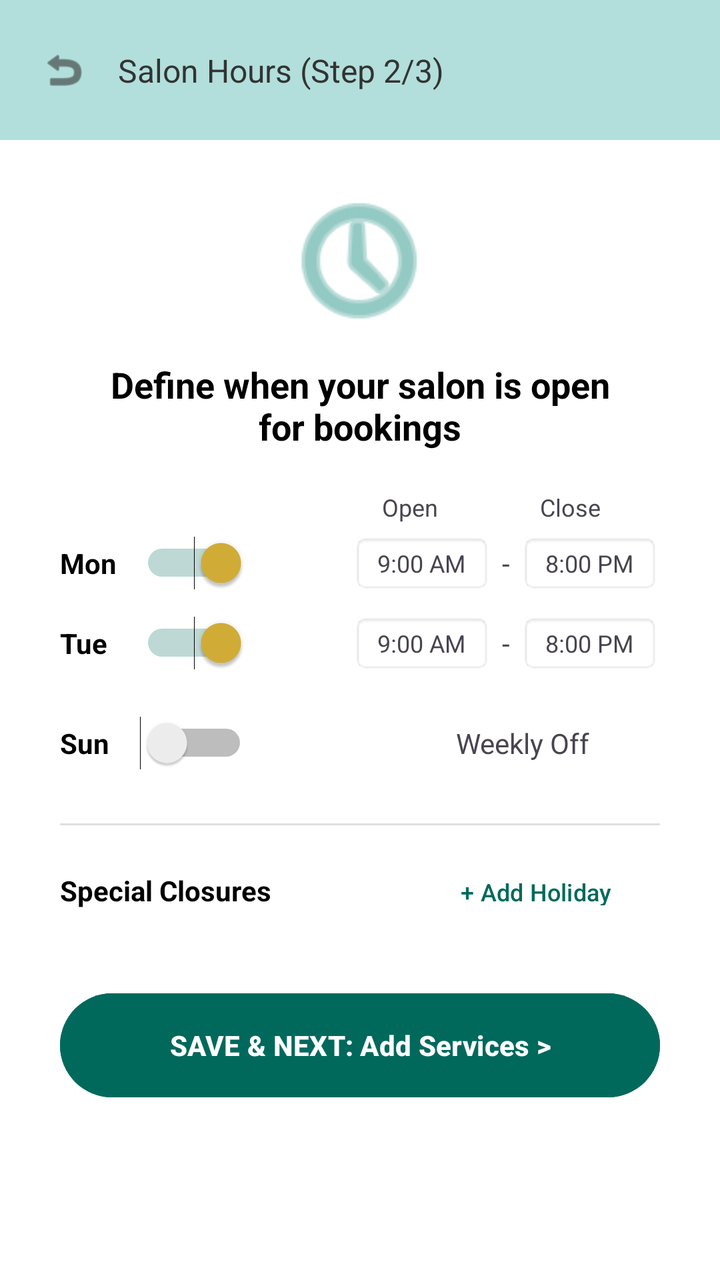
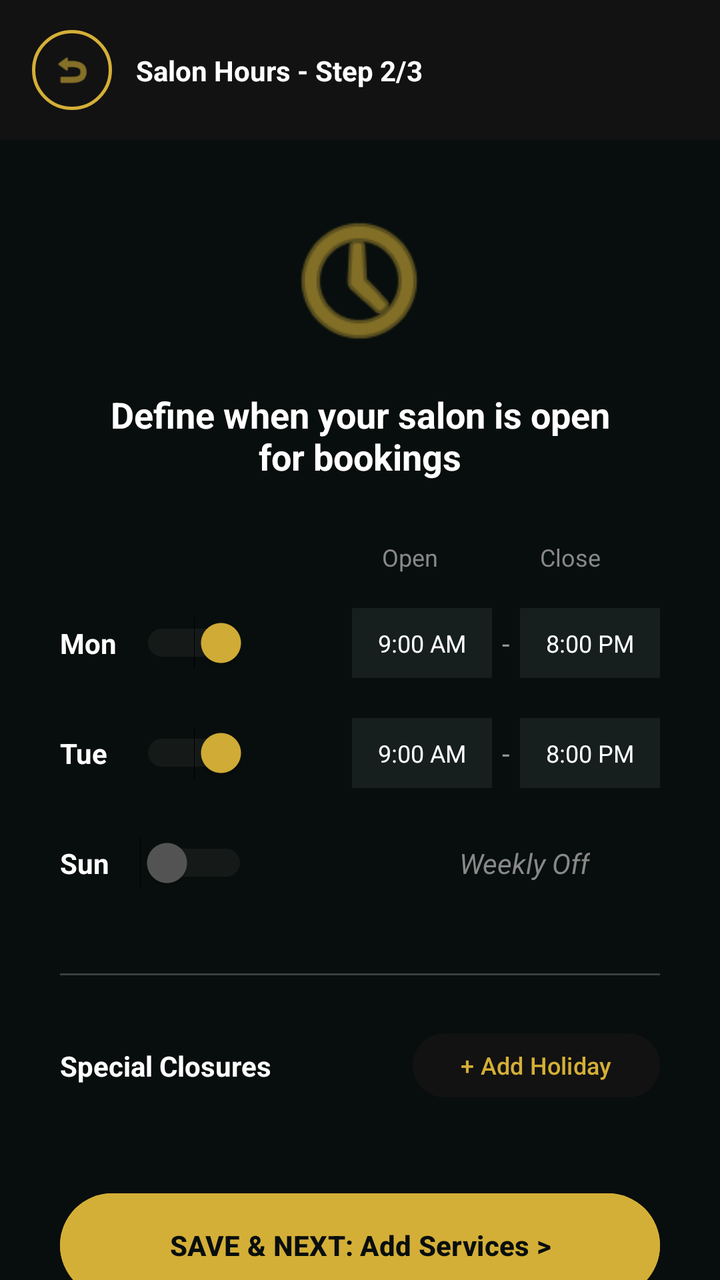

An Android layout rendered at two revisions. The XML below is the earlier revision; the diff shows what the commit changed to produce the second picture.
<!-- AndroidManifest.xml: application theme Theme.Trimly -->
<!-- res/layout/fragment_admin_hours.xml -->
<androidx.constraintlayout.widget.ConstraintLayout
    xmlns:android="http://schemas.android.com/apk/res/android"
    xmlns:app="http://schemas.android.com/apk/res-auto"
    android:layout_width="match_parent"
    android:layout_height="match_parent"
    android:background="#ffffff">

    <View
        android:id="@+id/top_bg"
        android:layout_width="match_parent"
        android:layout_height="70dp"
        android:background="#b2dfdb"
        app:layout_constraintTop_toTopOf="parent"/>

    <ImageView
        android:id="@+id/back_btn"
        android:layout_width="24dp"
        android:layout_height="24dp"
        android:layout_marginStart="20dp"
        android:src="@android:drawable/ic_menu_revert"
        app:tint="#333333"
        app:layout_constraintStart_toStartOf="parent"
        app:layout_constraintTop_toTopOf="@id/top_bg"
        app:layout_constraintBottom_toBottomOf="@id/top_bg"/>

    <TextView
        android:layout_width="wrap_content"
        android:layout_height="wrap_content"
        android:text="Salon Hours (Step 2/3)"
        android:textSize="16sp"
        android:textColor="#333333"
        android:layout_marginStart="15dp"
        app:layout_constraintStart_toEndOf="@id/back_btn"
        app:layout_constraintTop_toTopOf="@id/back_btn"
        app:layout_constraintBottom_toBottomOf="@id/back_btn"/>

    <ScrollView
        android:layout_width="match_parent"
        android:layout_height="0dp"
        app:layout_constraintTop_toBottomOf="@id/top_bg"
        app:layout_constraintBottom_toBottomOf="parent">

        <androidx.constraintlayout.widget.ConstraintLayout
            android:layout_width="match_parent"
            android:layout_height="wrap_content"
            android:paddingBottom="40dp">

            <ImageView
                android:id="@+id/clock_icon"
                android:layout_width="80dp"
                android:layout_height="80dp"
                android:layout_marginTop="20dp"
                android:src="@android:drawable/ic_menu_recent_history"
                app:tint="#4ca69c"
                app:layout_constraintTop_toTopOf="parent"
                app:layout_constraintStart_toStartOf="parent"
                app:layout_constraintEnd_toEndOf="parent"/>

            <TextView
                android:id="@+id/page_title"
                android:layout_width="250dp"
                android:layout_height="wrap_content"
                android:text="Define when your salon is open for bookings"
                android:textSize="18sp"
                android:textStyle="bold"
                android:textColor="#000000"
                android:textAlignment="center"
                android:layout_marginTop="10dp"
                app:layout_constraintTop_toBottomOf="@id/clock_icon"
                app:layout_constraintStart_toStartOf="parent"
                app:layout_constraintEnd_toEndOf="parent"/>

            <LinearLayout
                android:id="@+id/schedule_list"
                android:layout_width="match_parent"
                android:layout_height="wrap_content"
                android:orientation="vertical"
                android:layout_marginHorizontal="30dp"
                android:layout_marginTop="20dp"
                app:layout_constraintTop_toBottomOf="@id/page_title">

                <LinearLayout
                    android:layout_width="match_parent"
                    android:layout_height="wrap_content"
                    android:orientation="horizontal"
                    android:gravity="end"
                    android:paddingEnd="10dp">
                    <TextView android:layout_width="70dp" android:layout_height="wrap_content" android:text="Open" android:textSize="12sp" android:textAlignment="center"/>
                    <TextView android:layout_width="70dp" android:layout_height="wrap_content" android:text="Close" android:textSize="12sp" android:textAlignment="center" android:layout_marginStart="10dp"/>
                </LinearLayout>

                <LinearLayout android:layout_width="match_parent" android:layout_height="40dp" android:gravity="center_vertical">
                    <TextView android:layout_width="40dp" android:layout_height="wrap_content" android:text="Mon" android:textStyle="bold" android:textColor="#000"/>
                    <Switch android:layout_width="wrap_content" android:layout_height="wrap_content" android:checked="true" android:thumbTint="#d4af37" android:trackTint="#00695c"/>
                    <Space android:layout_width="0dp" android:layout_height="wrap_content" android:layout_weight="1"/>
                    <TextView android:layout_width="70dp" android:layout_height="30dp" android:background="@android:drawable/editbox_background_normal" android:text="9:00 AM" android:gravity="center" android:textSize="12sp"/>
                    <TextView android:layout_width="wrap_content" android:layout_height="wrap_content" android:text="-" android:layout_marginHorizontal="5dp"/>
                    <TextView android:layout_width="70dp" android:layout_height="30dp" android:background="@android:drawable/editbox_background_normal" android:text="8:00 PM" android:gravity="center" android:textSize="12sp"/>
                </LinearLayout>

                <LinearLayout android:layout_width="match_parent" android:layout_height="40dp" android:gravity="center_vertical">
                    <TextView android:layout_width="40dp" android:layout_height="wrap_content" android:text="Tue" android:textStyle="bold" android:textColor="#000"/>
                    <Switch android:layout_width="wrap_content" android:layout_height="wrap_content" android:checked="true" android:thumbTint="#d4af37" android:trackTint="#00695c"/>
                    <Space android:layout_width="0dp" android:layout_height="wrap_content" android:layout_weight="1"/>
                    <TextView android:layout_width="70dp" android:layout_height="30dp" android:background="@android:drawable/editbox_background_normal" android:text="9:00 AM" android:gravity="center" android:textSize="12sp"/>
                    <TextView android:layout_width="wrap_content" android:layout_height="wrap_content" android:text="-" android:layout_marginHorizontal="5dp"/>
                    <TextView android:layout_width="70dp" android:layout_height="30dp" android:background="@android:drawable/editbox_background_normal" android:text="8:00 PM" android:gravity="center" android:textSize="12sp"/>
                </LinearLayout>

                <LinearLayout android:layout_width="match_parent" android:layout_height="40dp" android:gravity="center_vertical" android:layout_marginTop="10dp">
                    <TextView android:layout_width="40dp" android:layout_height="wrap_content" android:text="Sun" android:textStyle="bold" android:textColor="#000"/>
                    <Switch android:layout_width="wrap_content" android:layout_height="wrap_content" android:checked="false"/>
                    <Space android:layout_width="0dp" android:layout_height="wrap_content" android:layout_weight="1"/>
                    <TextView android:layout_width="wrap_content" android:layout_height="wrap_content" android:text="Weekly Off" android:layout_marginEnd="35dp"/>
                </LinearLayout>

            </LinearLayout>

            <View android:id="@+id/divider" android:layout_width="match_parent" android:layout_height="1dp" android:background="#e0e0e0" android:layout_marginHorizontal="30dp" android:layout_marginTop="20dp" app:layout_constraintTop_toBottomOf="@id/schedule_list"/>

            <TextView
                android:id="@+id/holiday_label"
                android:layout_width="wrap_content"
                android:layout_height="wrap_content"
                android:text="Special Closures"
                android:textStyle="bold"
                android:textColor="#000"
                android:layout_marginStart="30dp"
                app:layout_constraintTop_toTopOf="@id/btn_holiday"
                app:layout_constraintBottom_toBottomOf="@id/btn_holiday"
                app:layout_constraintStart_toStartOf="parent"/>

            <Button
                android:id="@+id/btn_holiday"
                android:layout_width="wrap_content"
                android:layout_height="35dp"
                android:text="+ Add Holiday"
                android:textSize="12sp"
                android:backgroundTint="#ffffff"
                android:textColor="#00695c"
                android:layout_marginTop="15dp"
                android:layout_marginEnd="30dp"
                app:layout_constraintTop_toBottomOf="@id/divider"
                app:layout_constraintEnd_toEndOf="parent"/>

            <Button
                android:id="@+id/btn_next_admin_step3"
                android:layout_width="match_parent"
                android:layout_height="60dp"
                android:layout_marginHorizontal="30dp"
                android:layout_marginTop="30dp"
                android:text="SAVE &amp; NEXT: Add Services >"
                android:backgroundTint="#00695c"
                android:textColor="#ffffff"
                android:textStyle="bold"
                app:layout_constraintTop_toBottomOf="@id/btn_holiday"/>

        </androidx.constraintlayout.widget.ConstraintLayout>
    </ScrollView>

</androidx.constraintlayout.widget.ConstraintLayout>
<!-- resources referenced by this layout -->
<resources>
  <style name="Theme.Trimly" parent="Base.Theme.Trimly" />
  <style name="Base.Theme.Trimly" parent="Theme.Material3.DayNight.NoActionBar">
          
          
      </style>
</resources>

<!-- the commit's change to res/layout/fragment_admin_hours.xml (unified diff, before → after) -->
@@ -3,22 +3,22 @@
     xmlns:app="http://schemas.android.com/apk/res-auto"
     android:layout_width="match_parent"
     android:layout_height="match_parent"
-    android:background="#ffffff">
-
-    <View
-        android:id="@+id/top_bg"
-        android:layout_width="match_parent"
-        android:layout_height="70dp"
-        android:background="#b2dfdb"
-        app:layout_constraintTop_toTopOf="parent"/>
+    android:background="#080E0D"> <View
+    android:id="@+id/top_bg"
+    android:layout_width="match_parent"
+    android:layout_height="70dp"
+    android:background="#121212"
+    app:layout_constraintTop_toTopOf="parent"/>
 
     <ImageView
         android:id="@+id/back_btn"
-        android:layout_width="24dp"
-        android:layout_height="24dp"
-        android:layout_marginStart="20dp"
+        android:layout_width="40dp"
+        android:layout_height="40dp"
+        android:layout_marginStart="16dp"
+        android:background="@drawable/ic_circle_gold_border"
+        android:padding="10dp"
         android:src="@android:drawable/ic_menu_revert"
-        app:tint="#333333"
+        app:tint="#D4AF37"
         app:layout_constraintStart_toStartOf="parent"
         app:layout_constraintTop_toTopOf="@id/top_bg"
         app:layout_constraintBottom_toBottomOf="@id/top_bg"/>
@@ -26,10 +26,11 @@
     <TextView
         android:layout_width="wrap_content"
         android:layout_height="wrap_content"
-        android:text="Salon Hours (Step 2/3)"
-        android:textSize="16sp"
-        android:textColor="#333333"
-        android:layout_marginStart="15dp"
+        android:text="Salon Hours - Step 2/3"
+        android:textSize="14sp"
+        android:textColor="#FFFFFF"
+        android:textStyle="bold"
+        android:layout_marginStart="12dp"
         app:layout_constraintStart_toEndOf="@id/back_btn"
         app:layout_constraintTop_toTopOf="@id/back_btn"
         app:layout_constraintBottom_toBottomOf="@id/back_btn"/>
@@ -38,7 +39,9 @@
         android:layout_width="match_parent"
         android:layout_height="0dp"
         app:layout_constraintTop_toBottomOf="@id/top_bg"
-        app:layout_constraintBottom_toBottomOf="parent">
+        app:layout_constraintBottom_toBottomOf="parent"
+        android:scrollbars="none"
+        android:fillViewport="true">
 
         <androidx.constraintlayout.widget.ConstraintLayout
             android:layout_width="match_parent"
@@ -49,9 +52,9 @@
                 android:id="@+id/clock_icon"
                 android:layout_width="80dp"
                 android:layout_height="80dp"
-                android:layout_marginTop="20dp"
+                android:layout_marginTop="30dp"
                 android:src="@android:drawable/ic_menu_recent_history"
-                app:tint="#4ca69c"
+                app:tint="#D4AF37"
                 app:layout_constraintTop_toTopOf="parent"
                 app:layout_constraintStart_toStartOf="parent"
                 app:layout_constraintEnd_toEndOf="parent"/>
@@ -63,9 +66,9 @@
                 android:text="Define when your salon is open for bookings"
                 android:textSize="18sp"
                 android:textStyle="bold"
-                android:textColor="#000000"
+                android:textColor="#FFFFFF"
                 android:textAlignment="center"
-                android:layout_marginTop="10dp"
+                android:layout_marginTop="15dp"
                 app:layout_constraintTop_toBottomOf="@id/clock_icon"
                 app:layout_constraintStart_toStartOf="parent"
                 app:layout_constraintEnd_toEndOf="parent"/>
@@ -76,7 +79,7 @@
                 android:layout_height="wrap_content"
                 android:orientation="vertical"
                 android:layout_marginHorizontal="30dp"
-                android:layout_marginTop="20dp"
+                android:layout_marginTop="30dp"
                 app:layout_constraintTop_toBottomOf="@id/page_title">
 
                 <LinearLayout
@@ -84,39 +87,40 @@
                     android:layout_height="wrap_content"
                     android:orientation="horizontal"
                     android:gravity="end"
-                    android:paddingEnd="10dp">
-                    <TextView android:layout_width="70dp" android:layout_height="wrap_content" android:text="Open" android:textSize="12sp" android:textAlignment="center"/>
-                    <TextView android:layout_width="70dp" android:layout_height="wrap_content" android:text="Close" android:textSize="12sp" android:textAlignment="center" android:layout_marginStart="10dp"/>
+                    android:paddingEnd="10dp"
+                    android:layout_marginBottom="10dp">
+                    <TextView android:layout_width="70dp" android:layout_height="wrap_content" android:text="Open" android:textColor="#888888" android:textSize="12sp" android:textAlignment="center"/>
+                    <TextView android:layout_width="70dp" android:layout_height="wrap_content" android:text="Close" android:textColor="#888888" android:textSize="12sp" android:textAlignment="center" android:layout_marginStart="10dp"/>
                 </LinearLayout>
 
-                <LinearLayout android:layout_width="match_parent" android:layout_height="40dp" android:gravity="center_vertical">
-                    <TextView android:layout_width="40dp" android:layout_height="wrap_content" android:text="Mon" android:textStyle="bold" android:textColor="#000"/>
-                    <Switch android:layout_width="wrap_content" android:layout_height="wrap_content" android:checked="true" android:thumbTint="#d4af37" android:trackTint="#00695c"/>
+                <LinearLayout android:layout_width="match_parent" android:layout_height="50dp" android:gravity="center_vertical">
+                    <TextView android:layout_width="40dp" android:layout_height="wrap_content" android:text="Mon" android:textStyle="bold" android:textColor="#FFFFFF"/>
+                    <Switch android:layout_width="wrap_content" android:layout_height="wrap_content" android:checked="true" android:thumbTint="#D4AF37" android:trackTint="#33FFFFFF"/>
                     <Space android:layout_width="0dp" android:layout_height="wrap_content" android:layout_weight="1"/>
-                    <TextView android:layout_width="70dp" android:layout_height="30dp" android:background="@android:drawable/editbox_background_normal" android:text="9:00 AM" android:gravity="center" android:textSize="12sp"/>
-                    <TextView android:layout_width="wrap_content" android:layout_height="wrap_content" android:text="-" android:layout_marginHorizontal="5dp"/>
-                    <TextView android:layout_width="70dp" android:layout_height="30dp" android:background="@android:drawable/editbox_background_normal" android:text="8:00 PM" android:gravity="center" android:textSize="12sp"/>
+                    <TextView android:layout_width="70dp" android:layout_height="35dp" android:background="#CC1A2422" android:text="9:00 AM" android:textColor="#FFFFFF" android:gravity="center" android:textSize="12sp"/>
+                    <TextView android:layout_width="wrap_content" android:layout_height="wrap_content" android:text="-" android:textColor="#999999" android:layout_marginHorizontal="5dp"/>
+                    <TextView android:layout_width="70dp" android:layout_height="35dp" android:background="#CC1A2422" android:text="8:00 PM" android:textColor="#FFFFFF" android:gravity="center" android:textSize="12sp"/>
                 </LinearLayout>
 
-                <LinearLayout android:layout_width="match_parent" android:layout_height="40dp" android:gravity="center_vertical">
-                    <TextView android:layout_width="40dp" android:layout_height="wrap_content" android:text="Tue" android:textStyle="bold" android:textColor="#000"/>
-                    <Switch android:layout_width="wrap_content" android:layout_height="wrap_content" android:checked="true" android:thumbTint="#d4af37" android:trackTint="#00695c"/>
+                <LinearLayout android:layout_width="match_parent" android:layout_height="50dp" android:gravity="center_vertical" android:layout_marginTop="5dp">
+                    <TextView android:layout_width="40dp" android:layout_height="wrap_content" android:text="Tue" android:textStyle="bold" android:textColor="#FFFFFF"/>
+                    <Switch android:layout_width="wrap_content" android:layout_height="wrap_content" android:checked="true" android:thumbTint="#D4AF37" android:trackTint="#33FFFFFF"/>
                     <Space android:layout_width="0dp" android:layout_height="wrap_content" android:layout_weight="1"/>
-                    <TextView android:layout_width="70dp" android:layout_height="30dp" android:background="@android:drawable/editbox_background_normal" android:text="9:00 AM" android:gravity="center" android:textSize="12sp"/>
-                    <TextView android:layout_width="wrap_content" android:layout_height="wrap_content" android:text="-" android:layout_marginHorizontal="5dp"/>
-                    <TextView android:layout_width="70dp" android:layout_height="30dp" android:background="@android:drawable/editbox_background_normal" android:text="8:00 PM" android:gravity="center" android:textSize="12sp"/>
+                    <TextView android:layout_width="70dp" android:layout_height="35dp" android:background="#CC1A2422" android:text="9:00 AM" android:textColor="#FFFFFF" android:gravity="center" android:textSize="12sp"/>
+                    <TextView android:layout_width="wrap_content" android:layout_height="wrap_content" android:text="-" android:textColor="#999999" android:layout_marginHorizontal="5dp"/>
+                    <TextView android:layout_width="70dp" android:layout_height="35dp" android:background="#CC1A2422" android:text="8:00 PM" android:textColor="#FFFFFF" android:gravity="center" android:textSize="12sp"/>
                 </LinearLayout>
 
-                <LinearLayout android:layout_width="match_parent" android:layout_height="40dp" android:gravity="center_vertical" android:layout_marginTop="10dp">
-                    <TextView android:layout_width="40dp" android:layout_height="wrap_content" android:text="Sun" android:textStyle="bold" android:textColor="#000"/>
-                    <Switch android:layout_width="wrap_content" android:layout_height="wrap_content" android:checked="false"/>
+                <LinearLayout android:layout_width="match_parent" android:layout_height="50dp" android:gravity="center_vertical" android:layout_marginTop="5dp">
+                    <TextView android:layout_width="40dp" android:layout_height="wrap_content" android:text="Sun" android:textStyle="bold" android:textColor="#FFFFFF"/>
+                    <Switch android:layout_width="wrap_content" android:layout_height="wrap_content" android:checked="false" android:thumbTint="#555555" android:trackTint="#33FFFFFF"/>
                     <Space android:layout_width="0dp" android:layout_height="wrap_content" android:layout_weight="1"/>
-                    <TextView android:layout_width="wrap_content" android:layout_height="wrap_content" android:text="Weekly Off" android:layout_marginEnd="35dp"/>
+                    <TextView android:layout_width="wrap_content" android:layout_height="wrap_content" android:text="Weekly Off" android:textColor="#888888" android:textStyle="italic" android:layout_marginEnd="35dp"/>
                 </LinearLayout>
 
             </LinearLayout>
 
-            <View android:id="@+id/divider" android:layout_width="match_parent" android:layout_height="1dp" android:background="#e0e0e0" android:layout_marginHorizontal="30dp" android:layout_marginTop="20dp" app:layout_constraintTop_toBottomOf="@id/schedule_list"/>
+            <View android:id="@+id/divider" android:layout_width="match_parent" android:layout_height="1dp" android:background="#33FFFFFF" android:layout_marginHorizontal="30dp" android:layout_marginTop="30dp" app:layout_constraintTop_toBottomOf="@id/schedule_list"/>
 
             <TextView
                 android:id="@+id/holiday_label"
@@ -124,7 +128,7 @@
                 android:layout_height="wrap_content"
                 android:text="Special Closures"
                 android:textStyle="bold"
-                android:textColor="#000"
+                android:textColor="#FFFFFF"
                 android:layout_marginStart="30dp"
                 app:layout_constraintTop_toTopOf="@id/btn_holiday"
                 app:layout_constraintBottom_toBottomOf="@id/btn_holiday"
@@ -133,12 +137,12 @@
             <Button
                 android:id="@+id/btn_holiday"
                 android:layout_width="wrap_content"
-                android:layout_height="35dp"
+                android:layout_height="40dp"
                 android:text="+ Add Holiday"
                 android:textSize="12sp"
-                android:backgroundTint="#ffffff"
-                android:textColor="#00695c"
-                android:layout_marginTop="15dp"
+                android:backgroundTint="#121212"
+                android:textColor="#D4AF37"
+                android:layout_marginTop="25dp"
                 android:layout_marginEnd="30dp"
                 app:layout_constraintTop_toBottomOf="@id/divider"
                 app:layout_constraintEnd_toEndOf="parent"/>
@@ -148,14 +152,13 @@
                 android:layout_width="match_parent"
                 android:layout_height="60dp"
                 android:layout_marginHorizontal="30dp"
-                android:layout_marginTop="30dp"
+                android:layout_marginTop="40dp"
                 android:text="SAVE &amp; NEXT: Add Services >"
-                android:backgroundTint="#00695c"
-                android:textColor="#ffffff"
+                android:backgroundTint="#D4AF37"
+                android:textColor="#080E0D"
                 android:textStyle="bold"
                 app:layout_constraintTop_toBottomOf="@id/btn_holiday"/>
 
         </androidx.constraintlayout.widget.ConstraintLayout>
     </ScrollView>
-
 </androidx.constraintlayout.widget.ConstraintLayout>
<!-- resource entries referenced after the edit -->
@@ -1,5 +1,17 @@
 <!-- resources referenced by this layout -->
 <resources>
+  <!-- drawable ic_circle_gold_border (drawable) -->
+  <?xml version="1.0" encoding="utf-8"?>
+  <shape xmlns:android="http://schemas.android.com/apk/res/android"
+      android:shape="oval">
+      <solid android:color="@android:color/transparent" />
+      <stroke
+          android:width="1.5dp"
+          android:color="#D4AF37" />
+      <size
+          android:width="42dp"
+          android:height="42dp" />
+  </shape>
   <style name="Theme.Trimly" parent="Base.Theme.Trimly" />
   <style name="Base.Theme.Trimly" parent="Theme.Material3.DayNight.NoActionBar">
           
